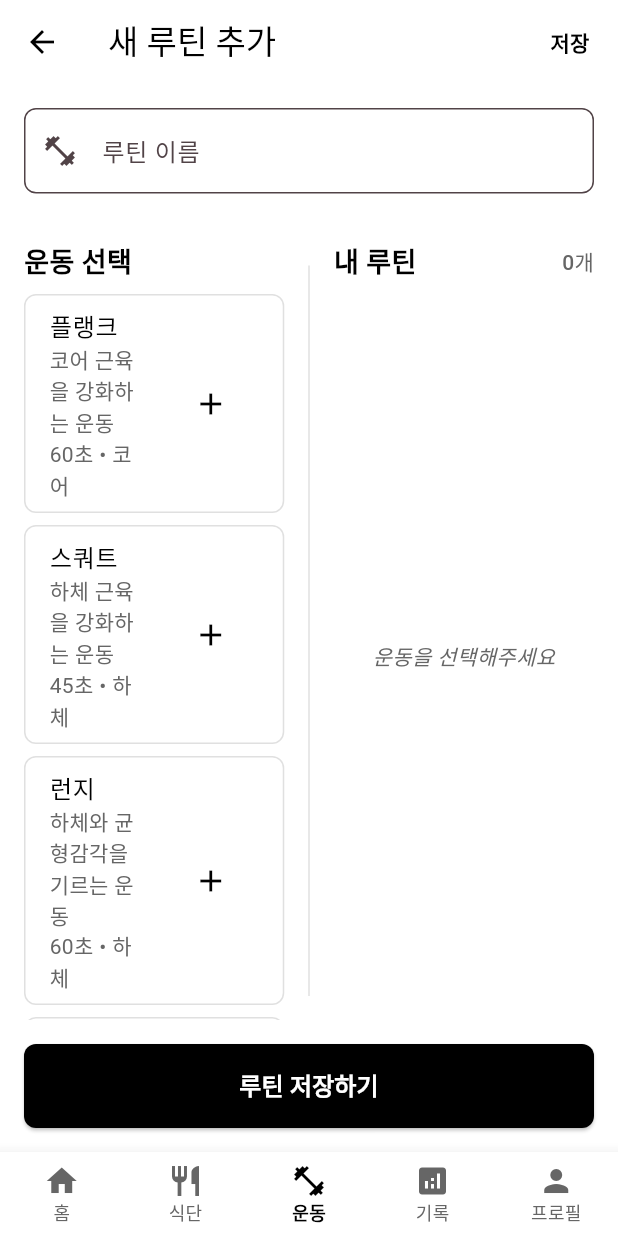
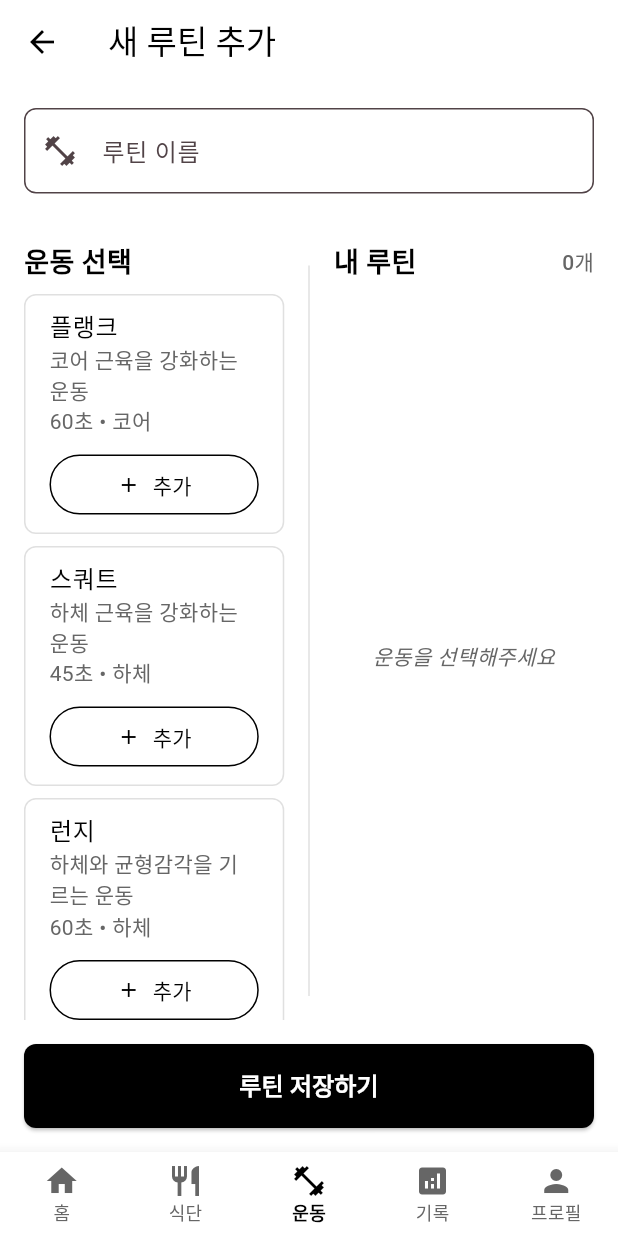
Before and after one commit to exception-busters/pt, a Flutter app: the CreateRoutineScreen screen opened by its route, on a phone screen of 412 x 824 dp. Run offline on Flutter 3.47's test engine with Material 3 defaults, Android fonts, the phone set to English and light mode, and no system bars; our stand-ins replace flutter_riverpod, go_router, image_picker, shared_preferences, supabase_flutter; accounts and stored records are empty.

Commit message:
루틴 버튼 수정

```diff
--- a/lib/features/workout/presentation/create_routine_screen.dart
+++ b/lib/features/workout/presentation/create_routine_screen.dart
@@ -115,18 +115,6 @@ class _CreateRoutineScreenState extends ConsumerState<CreateRoutineScreen> {
         title: Text(widget.editingRoutine != null ? '루틴 수정' : '새 루틴 추가'),
         backgroundColor: backgroundColor,
         foregroundColor: mainButtonColor,
-        actions: [
-          TextButton(
-            onPressed: _saveRoutine,
-            child: const Text(
-              '저장',
-              style: TextStyle(
-                color: mainButtonColor,
-                fontWeight: FontWeight.bold,
-              ),
-            ),
-          ),
-        ],
       ),
       body: SafeArea(
         child: Column(
@@ -210,7 +198,9 @@ class _CreateRoutineScreenState extends ConsumerState<CreateRoutineScreen> {
                                   borderRadius: BorderRadius.circular(8),
                                   border: Border.all(color: borderColor),
                                 ),
-                                child: ListTile(
+                                child: Column(
+                                  children: [
+                                    ListTile(
                                       title: Text(
                                         exercise.name,
                                         style: const TextStyle(
@@ -222,10 +212,24 @@ class _CreateRoutineScreenState extends ConsumerState<CreateRoutineScreen> {
                                         '${exercise.description}\n${exercise.duration}초 • ${exercise.category}',
                                         style: const TextStyle(color: subTextColor),
                                       ),
-                                  trailing: IconButton(
-                                    icon: const Icon(Icons.add, color: mainButtonColor),
+                                    ),
+                                    Padding(
+                                      padding: const EdgeInsets.only(bottom: 8.0, left: 16.0, right: 16.0),
+                                      child: SizedBox(
+                                        width: double.infinity,
+                                        child: OutlinedButton.icon(
                                           onPressed: () => _addExercise(exercise),
+                                          icon: const Icon(Icons.add, size: 16),
+                                          label: const Text('추가'),
+                                          style: OutlinedButton.styleFrom(
+                                            side: const BorderSide(color: mainButtonColor),
+                                            foregroundColor: mainButtonColor,
+                                            padding: const EdgeInsets.symmetric(vertical: 8),
                                           ),
+                                        ),
+                                      ),
+                                    ),
+                                  ],
                                 ),
                               );
                             },
@@ -297,7 +301,9 @@ class _CreateRoutineScreenState extends ConsumerState<CreateRoutineScreen> {
                                         borderRadius: BorderRadius.circular(8),
                                         border: Border.all(color: mainButtonColor.withOpacity(0.2)),
                                       ),
-                                      child: ListTile(
+                                      child: Column(
+                                        children: [
+                                          ListTile(
                                             leading: Text(
                                               '${index + 1}',
                                               style: const TextStyle(
@@ -316,16 +322,25 @@ class _CreateRoutineScreenState extends ConsumerState<CreateRoutineScreen> {
                                               '${exercise.duration}초',
                                               style: const TextStyle(color: subTextColor),
                                             ),
-                                        trailing: Row(
-                                          mainAxisSize: MainAxisSize.min,
-                                          children: [
-                                            const Icon(Icons.drag_handle, color: subTextColor),
-                                            IconButton(
-                                              icon: const Icon(Icons.remove, color: Colors.red),
+                                            trailing: const Icon(Icons.drag_handle, color: subTextColor, size: 16),
+                                          ),
+                                          Padding(
+                                            padding: const EdgeInsets.only(bottom: 8.0, left: 16.0, right: 16.0),
+                                            child: SizedBox(
+                                              width: double.infinity,
+                                              child: OutlinedButton.icon(
                                                 onPressed: () => _removeExercise(index),
+                                                icon: const Icon(Icons.remove, size: 16),
+                                                label: const Text('제거'),
+                                                style: OutlinedButton.styleFrom(
+                                                  side: const BorderSide(color: Colors.red),
+                                                  foregroundColor: Colors.red,
+                                                  padding: const EdgeInsets.symmetric(vertical: 8),
+                                                ),
+                                              ),
+                                            ),
                                           ),
                                         ],
-                                        ),
                                       ),
                                     );
                                   },
```
Lines whose indentation alone changed are shown as unchanged.
